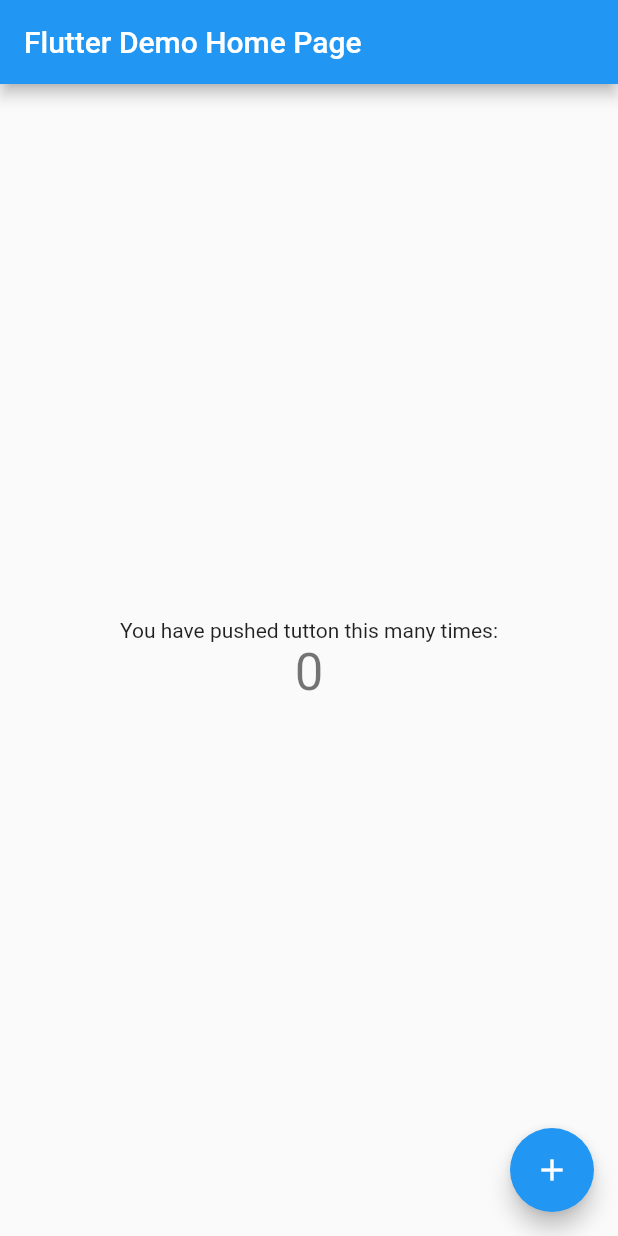
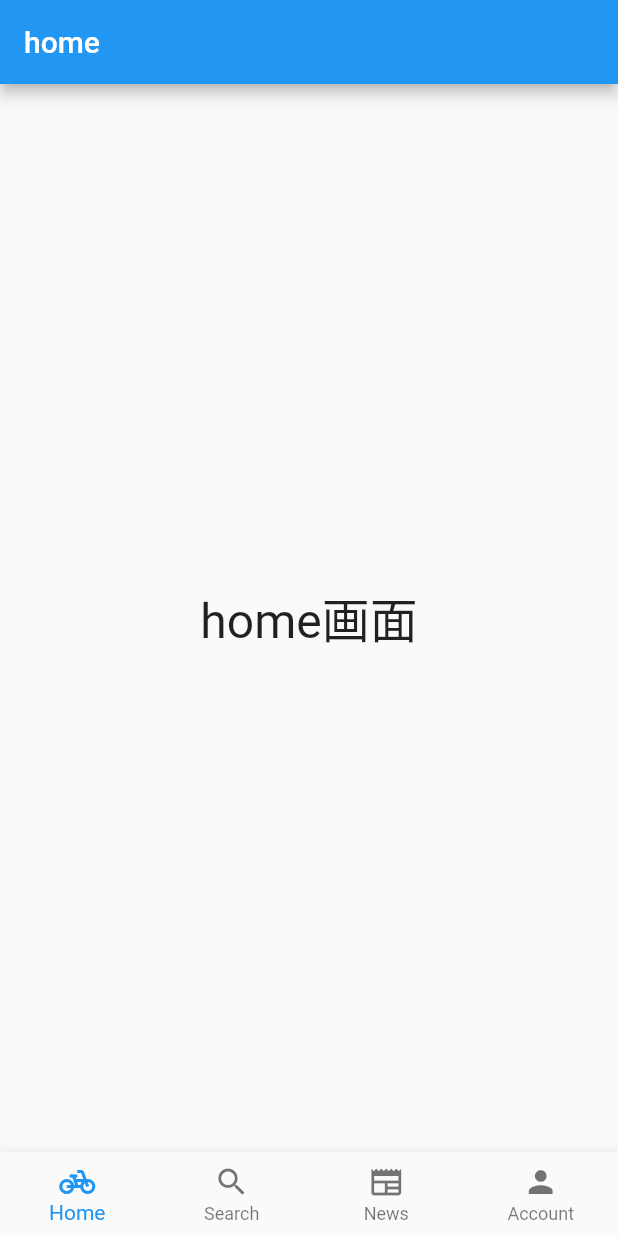
Before and after one commit to sunThick/yourchari_app, a Flutter app: the screen it shows after launch, on a phone screen of 412 x 824 dp. Run offline on Flutter 3.47's test engine with Material 2 defaults, Android fonts, the light colour scheme and no system bars; our stand-ins replace firebase_core; accounts and stored records are empty.

Commit message:
bottom_tabs

```diff
--- a/lib/main.dart
+++ b/lib/main.dart
@@ -1,6 +1,7 @@
 import 'package:flutter/material.dart';
 import 'package:firebase_core/firebase_core.dart';
 import 'firebase_options.dart';
+import 'src/app.dart';
 
 void main() async {
   WidgetsFlutterBinding.ensureInitialized();
@@ -10,113 +11,3 @@
 
   runApp(const MyApp());
 }
-
-class MyApp extends StatelessWidget {
-  const MyApp({super.key});
-
-  // This widget is the root of your application.
-  @override
-  Widget build(BuildContext context) {
-    return MaterialApp(
-      title: 'Flutter Demo',
-      theme: ThemeData(
-        // This is the theme of your application.
-        //
-        // Try running your application with "flutter run". You'll see the
-        // application has a blue toolbar. Then, without quitting the app, try
-        // changing the primarySwatch below to Colors.green and then invoke
-        // "hot reload" (press "r" in the console where you ran "flutter run",
-        // or simply save your changes to "hot reload" in a Flutter IDE).
-        // Notice that the counter didn't reset back to zero; the application
-        // is not restarted.
-        primarySwatch: Colors.blue,
-      ),
-      home: const MyHomePage(title: 'Flutter Demo Home Page'),
-    );
-  }
-}
-
-class MyHomePage extends StatefulWidget {
-  const MyHomePage({super.key, required this.title});
-
-  // This widget is the home page of your application. It is stateful, meaning
-  // that it has a State object (defined below) that contains fields that affect
-  // how it looks.
-
-  // This class is the configuration for the state. It holds the values (in this
-  // case the title) provided by the parent (in this case the App widget) and
-  // used by the build method of the State. Fields in a Widget subclass are
-  // always marked "final".
-
-  final String title;
-
-  @override
-  State<MyHomePage> createState() => _MyHomePageState();
-}
-
-class _MyHomePageState extends State<MyHomePage> {
-  int _counter = 0;
-
-  void _incrementCounter() {
-    setState(() {
-      // This call to setState tells the Flutter framework that something has
-      // changed in this State, which causes it to rerun the build method below
-      // so that the display can reflect the updated values. If we changed
-      // _counter without calling setState(), then the build method would not be
-      // called again, and so nothing would appear to happen.
-      _counter++;
-    });
-  }
-
-  @override
-  Widget build(BuildContext context) {
-    // This method is rerun every time setState is called, for instance as done
-    // by the _incrementCounter method above.
-    //
-    // The Flutter framework has been optimized to make rerunning build methods
-    // fast, so that you can just rebuild anything that needs updating rather
-    // than having to individually change instances of widgets.
-    return Scaffold(
-      appBar: AppBar(
-        // Here we take the value from the MyHomePage object that was created by
-        // the App.build method, and use it to set our appbar title.
-        title: Text(widget.title),
-      ),
-      body: Center(
-        // Center is a layout widget. It takes a single child and positions it
-        // in the middle of the parent.
-        child: Column(
-          // Column is also a layout widget. It takes a list of children and
-          // arranges them vertically. By default, it sizes itself to fit its
-          // children horizontally, and tries to be as tall as its parent.
-          //
-          // Invoke "debug painting" (press "p" in the console, choose the
-          // "Toggle Debug Paint" action from the Flutter Inspector in Android
-          // Studio, or the "Toggle Debug Paint" command in Visual Studio Code)
-          // to see the wireframe for each widget.
-          //
-          // Column has various properties to control how it sizes itself and
-          // how it positions its children. Here we use mainAxisAlignment to
-          // center the children vertically; the main axis here is the vertical
-          // axis because Columns are vertical (the cross axis would be
-          // horizontal).
-          mainAxisAlignment: MainAxisAlignment.center,
-          children: <Widget>[
-            const Text(
-              'You have pushed tutton this many times:',
-            ),
-            Text(
-              '$_counter',
-              style: Theme.of(context).textTheme.headlineMedium,
-            ),
-          ],
-        ),
-      ),
-      floatingActionButton: FloatingActionButton(
-        onPressed: _incrementCounter,
-        tooltip: 'Increment',
-        child: const Icon(Icons.add),
-      ), // This trailing comma makes auto-formatting nicer for build methods.
-    );
-  }
-}
--- /dev/null
+++ b/lib/src/app.dart
@@ -0,0 +1,63 @@
+import 'package:flutter/material.dart';
+
+import 'screens/account.dart';
+import 'screens/search.dart';
+import 'screens/home.dart';
+import 'screens/news.dart';
+
+class MyApp extends StatelessWidget {
+  const MyApp({Key? key}) : super(key: key);
+
+  @override
+  Widget build(BuildContext context) {
+    return MaterialApp(
+      title: 'Flutter Demo',
+      theme: ThemeData(
+        primarySwatch: Colors.blue,
+      ),
+      home: const MyStatefulWidget(),
+    );
+  }
+}
+
+class MyStatefulWidget extends StatefulWidget {
+  const MyStatefulWidget({Key? key}) : super(key: key);
+
+  @override
+  State<MyStatefulWidget> createState() => _MyStatefulWidgetState();
+}
+
+class _MyStatefulWidgetState extends State<MyStatefulWidget> {
+  static const _screens = [
+    HomeScreen(),
+    SearchScreen(),
+    NewsScreen(),
+    AccountScreen()
+  ];
+
+  int _selectedIndex = 0;
+
+  void _onItemTapped(int index) {
+    setState(() {
+      _selectedIndex = index;
+    });
+  }
+
+  @override
+  Widget build(BuildContext context) {
+    return Scaffold(
+        body: _screens[_selectedIndex],
+        bottomNavigationBar: BottomNavigationBar(
+          currentIndex: _selectedIndex,
+          onTap: _onItemTapped,
+          items: const <BottomNavigationBarItem>[
+            BottomNavigationBarItem(
+                icon: Icon(Icons.pedal_bike), label: 'Home'),
+            BottomNavigationBarItem(icon: Icon(Icons.search), label: 'Search'),
+            BottomNavigationBarItem(icon: Icon(Icons.newspaper), label: 'News'),
+            BottomNavigationBarItem(icon: Icon(Icons.person), label: 'Account'),
+          ],
+          type: BottomNavigationBarType.fixed,
+        ));
+  }
+}
--- /dev/null
+++ b/lib/src/screens/home.dart
@@ -0,0 +1,16 @@
+import 'package:flutter/material.dart';
+
+class HomeScreen extends StatelessWidget {
+  const HomeScreen({Key? key}) : super(key: key);
+
+  @override
+  Widget build(BuildContext context) {
+    return Scaffold(
+      appBar: AppBar(
+        title: const Text('home'),
+      ),
+      body:
+          const Center(child: Text('home画面', style: TextStyle(fontSize: 32.0))),
+    );
+  }
+}
```
Also changed, not shown: lib/src/screens/account.dart (added, +16 -0 lines), lib/src/screens/news.dart (added, +16 -0 lines), lib/src/screens/search.dart (added, +16 -0 lines).
